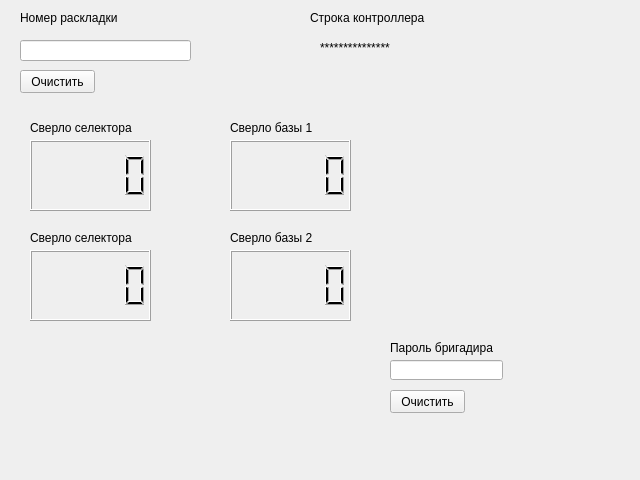
Qt form interface.ui (EugeneBelovOnlyOffice/PyDrillsOld) before a commit.
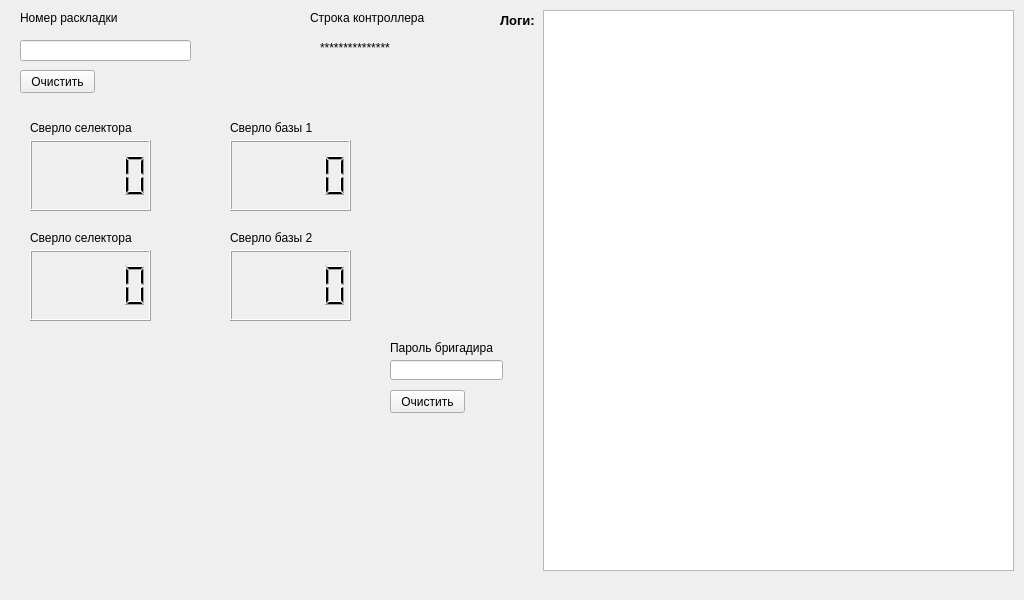
The same form after that commit.

```diff
--- a/interface.ui
+++ b/interface.ui
@@ -9,20 +9,20 @@
    <rect>
     <x>0</x>
     <y>0</y>
-    <width>640</width>
-    <height>480</height>
+    <width>1024</width>
+    <height>600</height>
    </rect>
   </property>
   <property name="minimumSize">
    <size>
-    <width>640</width>
-    <height>480</height>
+    <width>1024</width>
+    <height>600</height>
    </size>
   </property>
   <property name="maximumSize">
    <size>
-    <width>640</width>
-    <height>480</height>
+    <width>1024</width>
+    <height>600</height>
    </size>
   </property>
   <property name="focusPolicy">
@@ -249,6 +249,42 @@
      <bool>false</bool>
     </property>
    </widget>
+   <widget class="QTextEdit" name="textEditConsole">
+    <property name="geometry">
+     <rect>
+      <x>543</x>
+      <y>10</y>
+      <width>471</width>
+      <height>561</height>
+     </rect>
+    </property>
+    <property name="readOnly">
+     <bool>true</bool>
+    </property>
+    <property name="overwriteMode">
+     <bool>false</bool>
+    </property>
+   </widget>
+   <widget class="QLabel" name="label_9">
+    <property name="geometry">
+     <rect>
+      <x>500</x>
+      <y>10</y>
+      <width>131</width>
+      <height>21</height>
+     </rect>
+    </property>
+    <property name="font">
+     <font>
+      <pointsize>10</pointsize>
+      <weight>75</weight>
+      <bold>true</bold>
+     </font>
+    </property>
+    <property name="text">
+     <string>Логи:</string>
+    </property>
+   </widget>
   </widget>
   <widget class="QMenuBar" name="menubar">
    <property name="enabled">
```
Left out of the diff: 2 changed lines with no effect on the pictures.
